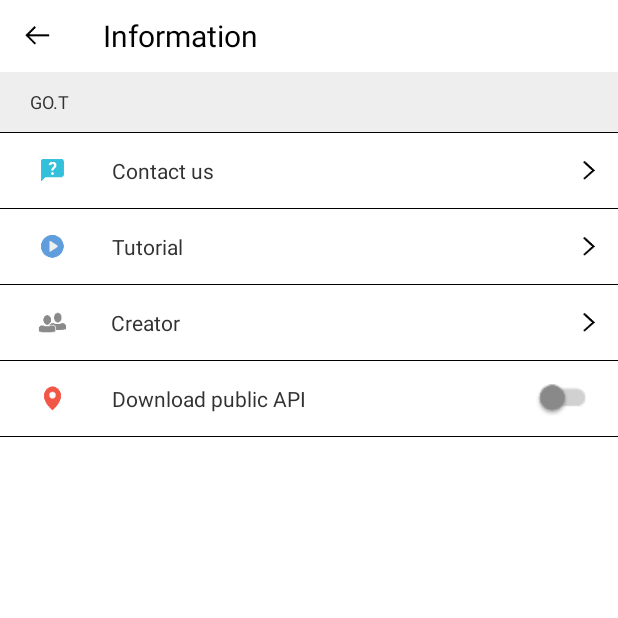
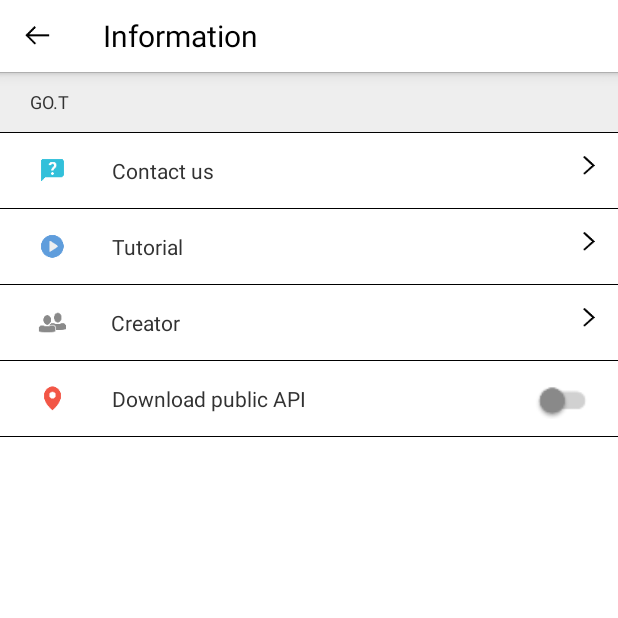
Before and after one commit to ohdoking/GotAndroid, an Android app: the SettingActivity screen opened directly, with no data from a screen before it, on a phone screen of 412 x 824 dp, the top half of it. Run offline under Robolectric (Android 15) with nearby library versions, the phone set to English and light mode, and no system bars; 1 statement that could not run was skipped.

Commit message:
actionbar shadow

```diff
--- a/app/src/main/AndroidManifest.xml
+++ b/app/src/main/AndroidManifest.xml
@@ -86,7 +86,8 @@
             android:label="@string/title_activity_create_notification"></activity>
         <activity
             android:name=".activity.SettingActivity"
-            android:label="@string/settingActivity"/>
+            android:label="@string/settingActivity"
+            android:theme="@style/AppTheme"/>
         <activity
             android:name=".dialog.DialogActivity"
             android:label="@string/app_name"
--- a/app/src/main/java/com/minder/gotandroid/activity/SettingActivity.java
+++ b/app/src/main/java/com/minder/gotandroid/activity/SettingActivity.java
@@ -83,7 +83,7 @@ public class SettingActivity extends Activity {
 		getActionBar().setDisplayShowTitleEnabled(false);
 		getActionBar().setIcon(new ColorDrawable(getResources().getColor(android.R.color.transparent)));
 		getActionBar().setDisplayShowCustomEnabled(true);
-		getActionBar().setBackgroundDrawable(new ColorDrawable(Color.parseColor("#ffffff")));
+		getActionBar().setBackgroundDrawable(getResources().getDrawable(R.drawable.top_navi));
 		getActionBar().setCustomView(view, params);
 
 		layout_mail.setOnClickListener(new View.OnClickListener() {
--- a/app/src/main/res/layout/activity_setting.xml
+++ b/app/src/main/res/layout/activity_setting.xml
@@ -1,14 +1,14 @@
 <LinearLayout xmlns:android="http://schemas.android.com/apk/res/android"
     android:layout_width="fill_parent"
     android:layout_height="fill_parent"
-    android:background="#ffffff"
+    android:background="@color/white"
     android:orientation="vertical">
 
     <LinearLayout
         android:layout_width="match_parent"
         android:layout_height="40dp"
+        android:gravity="center_vertical"
         android:background="#eeeeee"
-        android:gravity="center_vertical"
         android:orientation="vertical">
 
         <TextView
@@ -18,6 +18,11 @@
             android:text="GO.T"
             android:textSize="12dp" />
     </LinearLayout>
+
+    <LinearLayout
+        android:layout_width="wrap_content"
+        android:layout_height="wrap_content"
+        android:orientation="vertical">
 
         <View
             android:layout_width="fill_parent"
@@ -44,12 +49,12 @@
                 android:id="@+id/mailBtn"
                 android:layout_width="wrap_content"
                 android:layout_height="wrap_content"
-            android:layout_alignParentRight="true"
-            android:layout_alignParentTop="true"
-            android:layout_centerVertical="true"
                 android:layout_marginRight="10dp"
                 android:background="#00000000"
-            android:src="@drawable/next" />
+                android:src="@drawable/next"
+                android:layout_centerVertical="true"
+                android:layout_alignTop="@+id/textView3"
+                android:layout_alignParentEnd="true" />
 
             <TextView
                 android:layout_width="wrap_content"
@@ -57,7 +62,8 @@
                 android:layout_centerVertical="true"
                 android:layout_marginLeft="20dp"
                 android:layout_toRightOf="@+id/iv_mail"
-            android:text="@string/ask" />
+                android:text="@string/ask"
+                android:id="@+id/textView3" />
         </RelativeLayout>
 
         <View
@@ -85,12 +91,13 @@
                 android:id="@+id/tutorialBtn"
                 android:layout_width="wrap_content"
                 android:layout_height="wrap_content"
-            android:layout_alignParentRight="true"
-            android:layout_alignParentTop="true"
-            android:layout_centerVertical="true"
                 android:layout_marginRight="10dp"
                 android:background="#00000000"
-            android:src="@drawable/next" />
+                android:src="@drawable/next"
+                android:layout_centerVertical="true"
+                android:layout_alignParentEnd="true"
+                android:layout_alignTop="@+id/textView4"
+                />
 
             <TextView
                 android:layout_width="wrap_content"
@@ -98,7 +105,8 @@
                 android:layout_centerVertical="true"
                 android:layout_marginLeft="20dp"
                 android:layout_toRightOf="@+id/iv_tutorial"
-            android:text="@string/tutorial" />
+                android:text="@string/tutorial"
+                android:id="@+id/textView4" />
         </RelativeLayout>
 
         <View
@@ -126,12 +134,12 @@
                 android:id="@+id/madeBtn"
                 android:layout_width="wrap_content"
                 android:layout_height="wrap_content"
-            android:layout_alignParentRight="true"
-            android:layout_alignParentTop="true"
-            android:layout_centerVertical="true"
                 android:layout_marginRight="10dp"
                 android:background="#00000000"
-            android:src="@drawable/next" />
+                android:src="@drawable/next"
+                android:layout_alignTop="@+id/textView5"
+                android:layout_alignParentEnd="true"
+                android:layout_centerVertical="true" />
 
             <TextView
                 android:layout_width="wrap_content"
@@ -139,7 +147,8 @@
                 android:layout_centerVertical="true"
                 android:layout_marginLeft="20dp"
                 android:layout_toRightOf="@+id/iv_made"
-            android:text="@string/creator" />
+                android:text="@string/creator"
+                android:id="@+id/textView5" />
         </RelativeLayout>
 
         <View
@@ -165,6 +174,7 @@
                 android:src="@drawable/setting5" />
 
             <TextView
+                android:id="@+id/textView6"
                 android:layout_width="wrap_content"
                 android:layout_height="wrap_content"
                 android:layout_centerVertical="true"
@@ -176,9 +186,9 @@
                 android:id="@+id/dataSwitch"
                 android:layout_width="40dp"
                 android:layout_height="23dp"
-            android:layout_alignParentRight="true"
-            android:layout_alignParentTop="true"
                 android:layout_centerVertical="true"
+                android:layout_alignTop="@+id/textView6"
+                android:layout_alignParentEnd="true"
                 android:layout_marginRight="10dp"
                 android:background="@drawable/toggle_selector"
                 android:checked="false"
@@ -190,6 +200,7 @@
             android:layout_width="fill_parent"
             android:layout_height="0.1dp"
             android:background="#000000" />
+    </LinearLayout>
 
     <LinearLayout
         android:layout_width="match_parent"
```
Also changed, not shown: app/src/main/res/drawable-xxxhdpi/arrow.png. Lines whose indentation alone changed are shown as unchanged.
